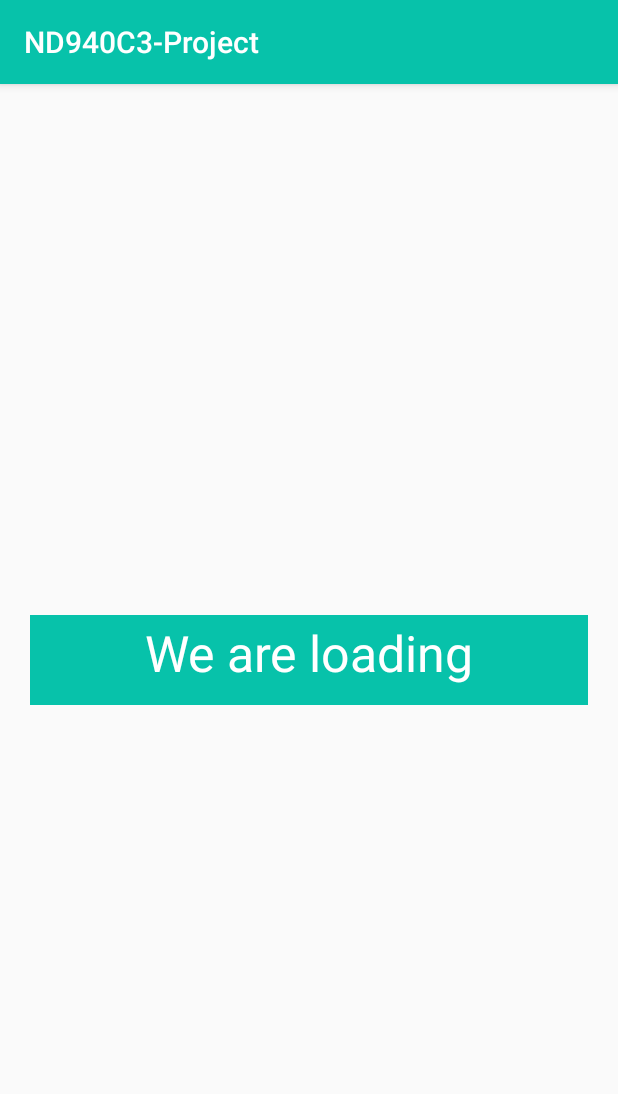
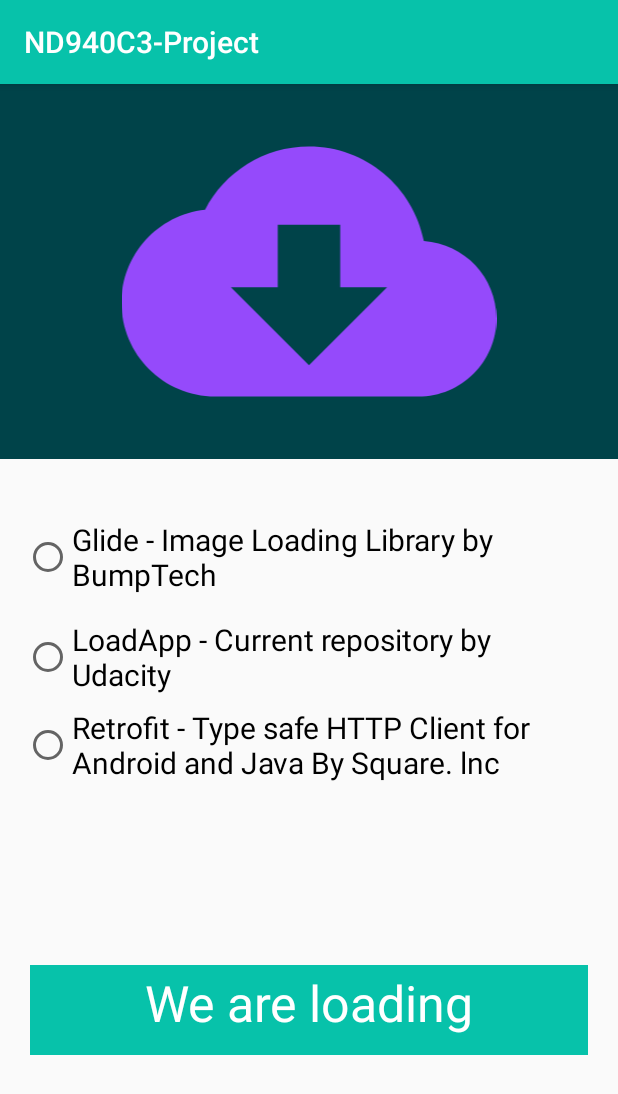
Before and after one commit to agvx124/Load_App, an Android app: the screen it shows after launch (MainActivity), on a phone screen of 412 x 824 dp. Shown: the top 1094 px of the screen. Run offline under Robolectric (Android 15) with nearby library versions, the phone set to English and light mode, and no system bars.

Commit message:
[ADD] Content Main View
radio group

```diff
--- /dev/null
+++ b/app/src/main/res/drawable/ic_baseline_cloud_download_24.xml
@@ -0,0 +1,5 @@
+<vector android:alpha="0.99" android:height="24dp"
+    android:tint="#974afd" android:viewportHeight="24"
+    android:viewportWidth="24" android:width="24dp" xmlns:android="http://schemas.android.com/apk/res/android">
+    <path android:fillColor="@android:color/white" android:pathData="M19.35,10.04C18.67,6.59 15.64,4 12,4 9.11,4 6.6,5.64 5.35,8.04 2.34,8.36 0,10.91 0,14c0,3.31 2.69,6 6,6h13c2.76,0 5,-2.24 5,-5 0,-2.64 -2.05,-4.78 -4.65,-4.96zM17,13l-5,5 -5,-5h3V9h4v4h3z"/>
+</vector>
--- a/app/src/main/res/layout/content_main.xml
+++ b/app/src/main/res/layout/content_main.xml
@@ -9,6 +9,64 @@
     app:layout_behavior="@string/appbar_scrolling_view_behavior"
     tools:context=".MainActivity"
     tools:showIn="@layout/activity_main">
+
+    <View
+        android:id="@+id/view"
+        android:layout_width="0dp"
+        android:layout_height="250dp"
+        android:background="@color/colorPrimaryDark"
+        app:layout_constraintEnd_toEndOf="parent"
+        app:layout_constraintHorizontal_bias="0.0"
+        app:layout_constraintStart_toStartOf="parent"
+        app:layout_constraintTop_toTopOf="parent" />
+
+    <ImageView
+        android:id="@+id/imageView_download"
+        android:layout_width="0dp"
+        android:layout_height="0dp"
+        android:src="@drawable/ic_baseline_cloud_download_24"
+        app:layout_constraintBottom_toBottomOf="@+id/view"
+        app:layout_constraintEnd_toEndOf="@+id/view"
+        app:layout_constraintStart_toStartOf="@+id/view"
+        app:layout_constraintTop_toTopOf="@+id/view" />
+
+    <RadioGroup
+        android:id="@+id/radio_group"
+        android:layout_width="0dp"
+        android:layout_height="wrap_content"
+        android:layout_marginStart="16dp"
+        android:layout_marginTop="32dp"
+        android:layout_marginEnd="16dp"
+        app:layout_constraintEnd_toEndOf="parent"
+        app:layout_constraintStart_toStartOf="parent"
+        app:layout_constraintTop_toBottomOf="@+id/view">
+
+        <RadioButton
+            android:id="@+id/radio_btn_glide"
+            android:layout_width="match_parent"
+            android:layout_height="wrap_content"
+            android:layout_marginTop="8dp"
+            android:layout_marginBottom="8dp"
+            android:textSize="20sp"
+            android:text="Glide - Image Loading Library by BumpTech" />
+
+        <RadioButton
+            android:id="@+id/radio_btn_udacity"
+            android:layout_width="match_parent"
+            android:layout_height="wrap_content"
+            android:layout_marginTop="8dp"
+            android:layout_marginBottom="8dp"
+            android:textSize="20sp"
+            android:text="LoadApp - Current repository by Udacity" />
+
+        <RadioButton
+            android:id="@+id/radio_btn_retrofit"
+            android:layout_width="match_parent"
+            android:layout_height="wrap_content"
+            android:textSize="20sp"
+            android:text="Retrofit - Type safe HTTP Client for Android and Java By Square. lnc" />
+
+    </RadioGroup>
 
     <com.udacity.LoadingButton
         android:id="@+id/custom_button"
@@ -23,6 +81,6 @@
         app:layout_constraintStart_toStartOf="parent"
         app:layout_constraintEnd_toEndOf="parent"
         app:layout_constraintBottom_toBottomOf="parent"
-        app:layout_constraintTop_toTopOf="parent" />
+        app:layout_constraintTop_toBottomOf="@id/radio_group" />
 
 </androidx.constraintlayout.widget.ConstraintLayout>
```
